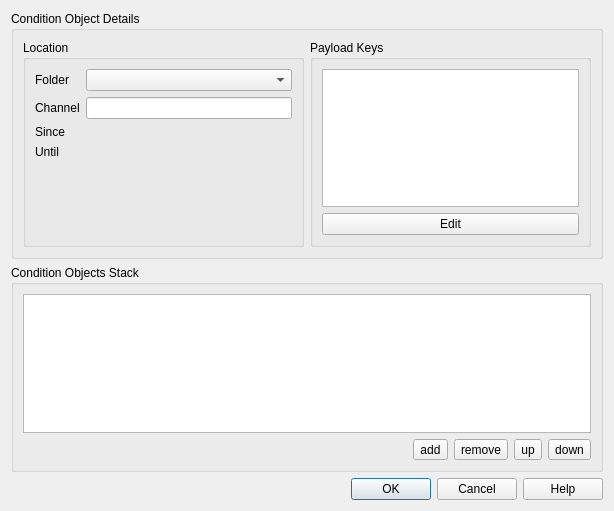
Old version of the form LHCb/Tools/CondDBUI/qt_resources/AddConditionDialog.ui in the repository ibab/lhcb-software.
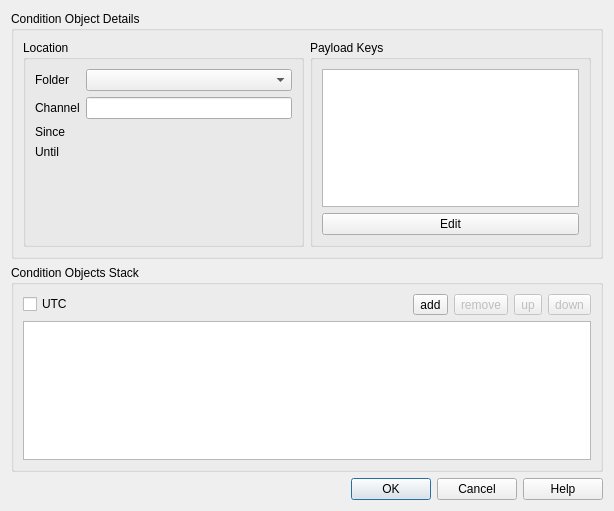
New version of the form. Icons and pictures are not drawn. Custom widgets are drawn as their Qt base class.

What changed in the file:
```diff
--- a/LHCb/Tools/CondDBUI/qt_resources/AddConditionDialog.ui
+++ b/LHCb/Tools/CondDBUI/qt_resources/AddConditionDialog.ui
@@ -117,15 +117,19 @@
       <string>Condition Objects Stack</string>
      </property>
      <layout class="QVBoxLayout" name="verticalLayout_3" >
-      <item>
-       <widget class="QTableView" name="stackTable" />
-      </item>
       <item>
        <widget class="QWidget" native="1" name="widget_3" >
         <layout class="QHBoxLayout" name="horizontalLayout_2" >
          <property name="margin" >
           <number>0</number>
          </property>
+         <item>
+          <widget class="QCheckBox" name="utc" >
+           <property name="text" >
+            <string>UTC</string>
+           </property>
+          </widget>
+         </item>
          <item>
           <spacer name="horizontalSpacer" >
            <property name="orientation" >
@@ -152,6 +156,12 @@
          </item>
          <item>
           <widget class="QToolButton" name="removeButton" >
+           <property name="enabled" >
+            <bool>false</bool>
+           </property>
+           <property name="toolTip" >
+            <string>Remove condition from the stack</string>
+           </property>
            <property name="text" >
             <string>remove</string>
            </property>
@@ -163,6 +173,12 @@
          </item>
          <item>
           <widget class="QToolButton" name="upButton" >
+           <property name="enabled" >
+            <bool>false</bool>
+           </property>
+           <property name="toolTip" >
+            <string>Move condition up</string>
+           </property>
            <property name="text" >
             <string>up</string>
            </property>
@@ -170,6 +186,12 @@
          </item>
          <item>
           <widget class="QToolButton" name="downButton" >
+           <property name="enabled" >
+            <bool>false</bool>
+           </property>
+           <property name="toolTip" >
+            <string>Move condition down</string>
+           </property>
            <property name="text" >
             <string>down</string>
            </property>
@@ -178,6 +200,13 @@
         </layout>
        </widget>
       </item>
+      <item>
+       <widget class="QTableView" name="conditionsStackView" >
+        <property name="selectionBehavior" >
+         <enum>QAbstractItemView::SelectRows</enum>
+        </property>
+       </widget>
+      </item>
      </layout>
     </widget>
    </item>
```
Left out of the diff: 103 changed lines with no effect on the pictures.
